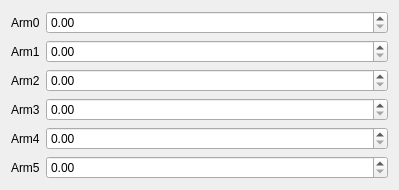
ww4u/megarobostudio, file source/wnd/ui/h2config.ui: the form before one commit.
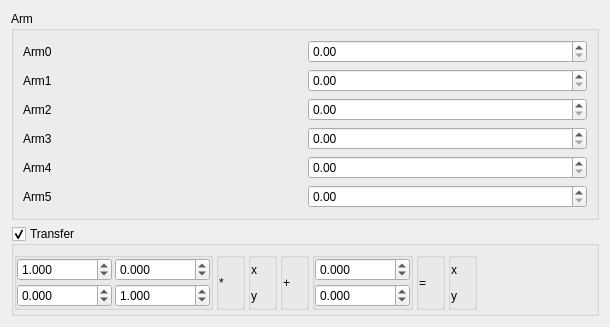
The form after the commit.

Patch:
```diff
--- a/source/wnd/ui/h2config.ui
+++ b/source/wnd/ui/h2config.ui
@@ -6,14 +6,20 @@
    <rect>
     <x>0</x>
     <y>0</y>
-    <width>399</width>
-    <height>180</height>
+    <width>610</width>
+    <height>304</height>
    </rect>
   </property>
   <property name="windowTitle">
    <string>Form</string>
   </property>
   <layout class="QFormLayout" name="formLayout">
+   <item row="0" column="0" colspan="2">
+    <widget class="QGroupBox" name="groupBox">
+     <property name="title">
+      <string>Arm</string>
+     </property>
+     <layout class="QGridLayout" name="gridLayout">
    <item row="0" column="0">
     <widget class="QLabel" name="label">
      <property name="text">
@@ -96,6 +102,350 @@
      <property name="maximum">
       <double>10000.000000000000000</double>
      </property>
+       </widget>
+      </item>
+     </layout>
+    </widget>
+   </item>
+   <item row="1" column="0" colspan="2">
+    <widget class="QGroupBox" name="gpTransfer">
+     <property name="title">
+      <string>Transfer</string>
+     </property>
+     <property name="checkable">
+      <bool>true</bool>
+     </property>
+     <layout class="QGridLayout" name="gridLayout_2">
+      <property name="leftMargin">
+       <number>0</number>
+      </property>
+      <property name="topMargin">
+       <number>6</number>
+      </property>
+      <property name="rightMargin">
+       <number>0</number>
+      </property>
+      <property name="bottomMargin">
+       <number>3</number>
+      </property>
+      <property name="spacing">
+       <number>3</number>
+      </property>
+      <item row="0" column="1">
+       <widget class="QGroupBox" name="groupBox_4">
+        <property name="title">
+         <string/>
+        </property>
+        <layout class="QGridLayout" name="gridLayout_3">
+         <property name="leftMargin">
+          <number>0</number>
+         </property>
+         <property name="topMargin">
+          <number>0</number>
+         </property>
+         <property name="rightMargin">
+          <number>0</number>
+         </property>
+         <property name="bottomMargin">
+          <number>0</number>
+         </property>
+         <property name="spacing">
+          <number>3</number>
+         </property>
+         <item row="0" column="0">
+          <widget class="QLabel" name="label_7">
+           <property name="text">
+            <string>*</string>
+           </property>
+          </widget>
+         </item>
+        </layout>
+       </widget>
+      </item>
+      <item row="0" column="5">
+       <widget class="QGroupBox" name="groupBox_8">
+        <property name="title">
+         <string/>
+        </property>
+        <layout class="QVBoxLayout" name="verticalLayout_3">
+         <property name="spacing">
+          <number>3</number>
+         </property>
+         <property name="leftMargin">
+          <number>0</number>
+         </property>
+         <property name="topMargin">
+          <number>0</number>
+         </property>
+         <property name="rightMargin">
+          <number>0</number>
+         </property>
+         <property name="bottomMargin">
+          <number>0</number>
+         </property>
+         <item>
+          <widget class="QLabel" name="label_11">
+           <property name="text">
+            <string>=</string>
+           </property>
+          </widget>
+         </item>
+        </layout>
+       </widget>
+      </item>
+      <item row="0" column="6">
+       <widget class="QGroupBox" name="groupBox_9">
+        <property name="title">
+         <string/>
+        </property>
+        <layout class="QVBoxLayout" name="verticalLayout_4">
+         <property name="spacing">
+          <number>3</number>
+         </property>
+         <property name="leftMargin">
+          <number>0</number>
+         </property>
+         <property name="topMargin">
+          <number>0</number>
+         </property>
+         <property name="rightMargin">
+          <number>0</number>
+         </property>
+         <property name="bottomMargin">
+          <number>0</number>
+         </property>
+         <item>
+          <widget class="QLabel" name="label_12">
+           <property name="text">
+            <string>x</string>
+           </property>
+          </widget>
+         </item>
+         <item>
+          <widget class="QLabel" name="label_13">
+           <property name="text">
+            <string>y</string>
+           </property>
+          </widget>
+         </item>
+        </layout>
+       </widget>
+      </item>
+      <item row="0" column="0">
+       <widget class="QGroupBox" name="groupBox_3">
+        <property name="title">
+         <string/>
+        </property>
+        <layout class="QGridLayout" name="gridLayout_4">
+         <property name="leftMargin">
+          <number>0</number>
+         </property>
+         <property name="topMargin">
+          <number>0</number>
+         </property>
+         <property name="rightMargin">
+          <number>0</number>
+         </property>
+         <property name="bottomMargin">
+          <number>0</number>
+         </property>
+         <property name="spacing">
+          <number>3</number>
+         </property>
+         <item row="0" column="2">
+          <widget class="QDoubleSpinBox" name="spinR01">
+           <property name="decimals">
+            <number>3</number>
+           </property>
+           <property name="minimum">
+            <double>-1000000.000000000000000</double>
+           </property>
+           <property name="maximum">
+            <double>1000000.000000000000000</double>
+           </property>
+          </widget>
+         </item>
+         <item row="1" column="0">
+          <widget class="QDoubleSpinBox" name="spinR10">
+           <property name="decimals">
+            <number>3</number>
+           </property>
+           <property name="minimum">
+            <double>-1000000.000000000000000</double>
+           </property>
+           <property name="maximum">
+            <double>1000000.000000000000000</double>
+           </property>
+          </widget>
+         </item>
+         <item row="1" column="2">
+          <widget class="QDoubleSpinBox" name="spinR11">
+           <property name="decimals">
+            <number>3</number>
+           </property>
+           <property name="minimum">
+            <double>-1000000.000000000000000</double>
+           </property>
+           <property name="maximum">
+            <double>1000000.000000000000000</double>
+           </property>
+           <property name="value">
+            <double>1.000000000000000</double>
+           </property>
+          </widget>
+         </item>
+         <item row="0" column="0">
+          <widget class="QDoubleSpinBox" name="spinR00">
+           <property name="decimals">
+            <number>3</number>
+           </property>
+           <property name="minimum">
+            <double>-1000000.000000000000000</double>
+           </property>
+           <property name="maximum">
+            <double>1000000.000000000000000</double>
+           </property>
+           <property name="value">
+            <double>1.000000000000000</double>
+           </property>
+          </widget>
+         </item>
+        </layout>
+       </widget>
+      </item>
+      <item row="0" column="4">
+       <widget class="QGroupBox" name="groupBox_7">
+        <property name="title">
+         <string/>
+        </property>
+        <layout class="QVBoxLayout" name="verticalLayout_5">
+         <property name="spacing">
+          <number>3</number>
+         </property>
+         <property name="leftMargin">
+          <number>0</number>
+         </property>
+         <property name="topMargin">
+          <number>0</number>
+         </property>
+         <property name="rightMargin">
+          <number>0</number>
+         </property>
+         <property name="bottomMargin">
+          <number>0</number>
+         </property>
+         <item>
+          <widget class="QDoubleSpinBox" name="spinS00">
+           <property name="decimals">
+            <number>3</number>
+           </property>
+           <property name="minimum">
+            <double>-1000000.000000000000000</double>
+           </property>
+           <property name="maximum">
+            <double>1000000.000000000000000</double>
+           </property>
+          </widget>
+         </item>
+         <item>
+          <widget class="QDoubleSpinBox" name="spinS10">
+           <property name="decimals">
+            <number>3</number>
+           </property>
+           <property name="minimum">
+            <double>-1000000.000000000000000</double>
+           </property>
+           <property name="maximum">
+            <double>1000000.000000000000000</double>
+           </property>
+          </widget>
+         </item>
+        </layout>
+       </widget>
+      </item>
+      <item row="0" column="2">
+       <widget class="QGroupBox" name="groupBox_5">
+        <property name="title">
+         <string/>
+        </property>
+        <layout class="QVBoxLayout" name="verticalLayout">
+         <property name="spacing">
+          <number>3</number>
+         </property>
+         <property name="leftMargin">
+          <number>0</number>
+         </property>
+         <property name="topMargin">
+          <number>0</number>
+         </property>
+         <property name="rightMargin">
+          <number>0</number>
+         </property>
+         <property name="bottomMargin">
+          <number>0</number>
+         </property>
+         <item>
+          <widget class="QLabel" name="label_8">
+           <property name="text">
+            <string>x</string>
+           </property>
+          </widget>
+         </item>
+         <item>
+          <widget class="QLabel" name="label_9">
+           <property name="text">
+            <string>y</string>
+           </property>
+          </widget>
+         </item>
+        </layout>
+       </widget>
+      </item>
+      <item row="0" column="3">
+       <widget class="QGroupBox" name="groupBox_6">
+        <property name="title">
+         <string/>
+        </property>
+        <layout class="QVBoxLayout" name="verticalLayout_2">
+         <property name="spacing">
+          <number>3</number>
+         </property>
+         <property name="leftMargin">
+          <number>0</number>
+         </property>
+         <property name="topMargin">
+          <number>0</number>
+         </property>
+         <property name="rightMargin">
+          <number>0</number>
+         </property>
+         <property name="bottomMargin">
+          <number>0</number>
+         </property>
+         <item>
+          <widget class="QLabel" name="label_10">
+           <property name="text">
+            <string>+</string>
+           </property>
+          </widget>
+         </item>
+        </layout>
+       </widget>
+      </item>
+      <item row="0" column="7">
+       <spacer name="horizontalSpacer">
+        <property name="orientation">
+         <enum>Qt::Horizontal</enum>
+        </property>
+        <property name="sizeHint" stdset="0">
+         <size>
+          <width>40</width>
+          <height>20</height>
+         </size>
+        </property>
+       </spacer>
+      </item>
+     </layout>
     </widget>
    </item>
   </layout>
```
Lines whose indentation alone changed are shown as unchanged.
